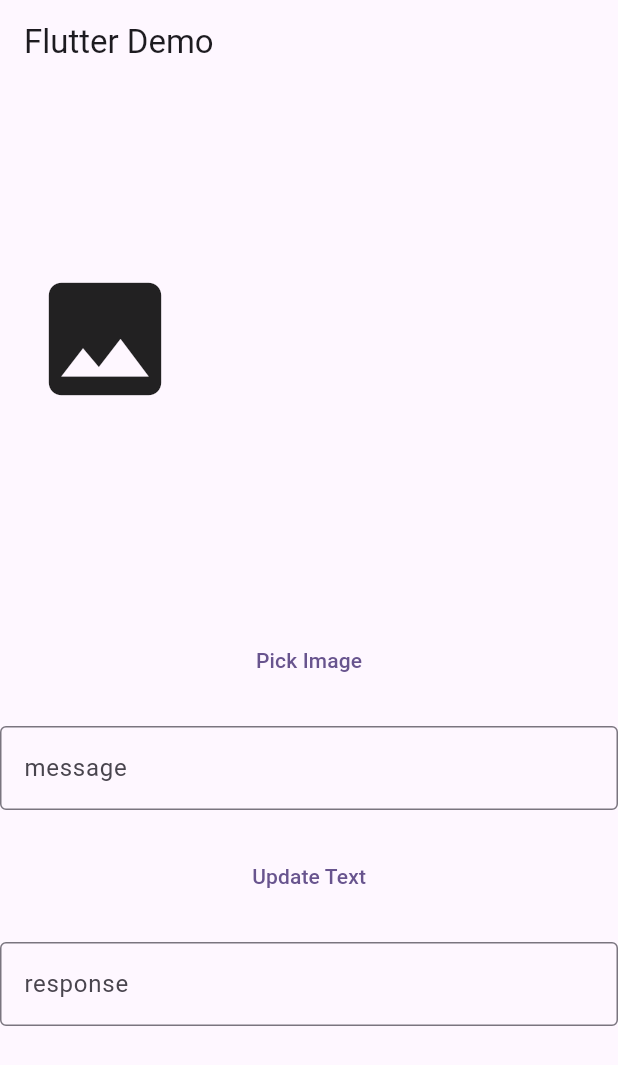
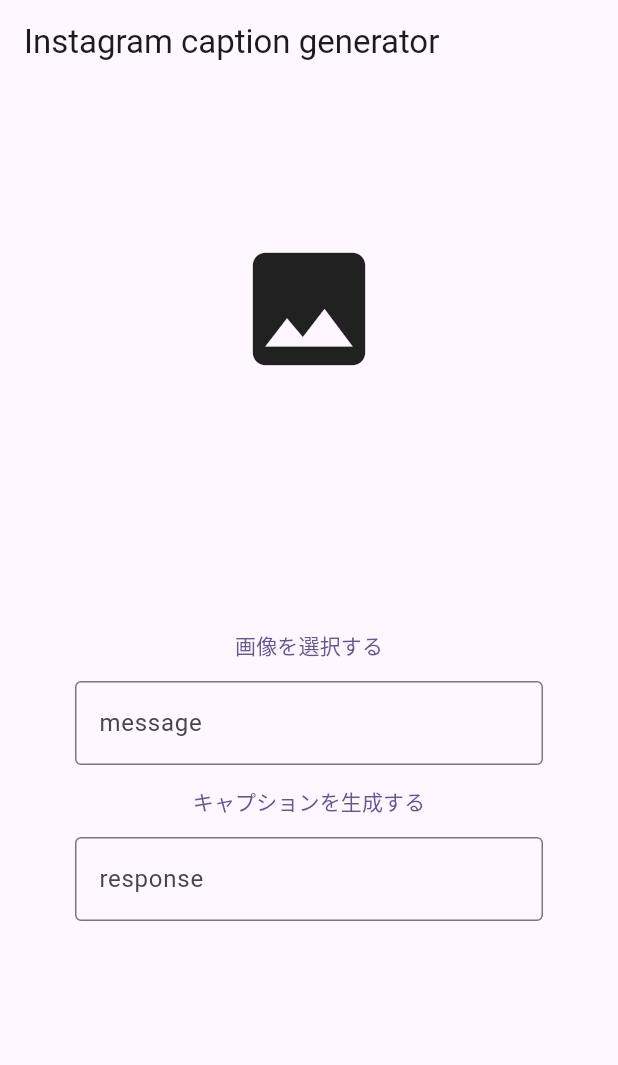
Before and after one commit to Namacha411/instagram_caption_generator, a Flutter app: the screen it shows after launch, on a phone screen of 412 x 824 dp. Shown: the top 1065 px of the screen. Run offline on Flutter 3.47's test engine with Material 3 defaults, Android fonts, the phone set to English and light mode, and no system bars; our stand-ins replace flutter_dotenv, flutter_riverpod, google_generative_ai, image_picker.

Commit message:
[fix] ui

```diff
--- a/lib/home_page.dart
+++ b/lib/home_page.dart
@@ -1,3 +1,5 @@
+import 'dart:io';
+
 import 'package:flutter/material.dart';
 import 'package:flutter_riverpod/flutter_riverpod.dart';
 
@@ -10,7 +12,7 @@
   Widget build(BuildContext context, WidgetRef ref) {
     return Scaffold(
       appBar: AppBar(
-          title: const Text('Flutter Demo'),
+        title: const Text('Instagram caption generator'),
       ),
       body: const SingleChildScrollView(
         child: Column(
@@ -20,33 +22,60 @@
             TextFieldInputWidget(),
           ],
         ),
-        ));
+      ),
+    );
+  }
+}
+
+class ImageTile extends StatelessWidget {
+  final File imageFile;
+
+  const ImageTile({
+    super.key,
+    required this.imageFile,
+  });
+
+  @override
+  Widget build(BuildContext context) {
+    return Container(
+      margin: const EdgeInsets.all(20),
+      child: Image.file(
+        imageFile,
+        fit: BoxFit.cover,
+      ),
+    );
   }
 }
 
 class ImageDisplayWidget extends ConsumerWidget {
   const ImageDisplayWidget({super.key});
 
+  Widget buildImageList(List<File> images) {
+    return Row(
+      mainAxisAlignment: MainAxisAlignment.center,
+      children: images.isNotEmpty
+          ? images.map((e) => ImageTile(imageFile: e)).toList()
+          : [const Icon(Icons.image, size: 100)],
+    );
+  }
+
   @override
   Widget build(BuildContext context, WidgetRef ref) {
     final images = ref.watch(imagePickerProvider);
+    final scrollController = ScrollController();
 
     return Container(
-      margin: const EdgeInsets.all(20),
+      margin: const EdgeInsets.fromLTRB(50, 0, 50, 0),
       child: SizedBox(
         height: 300,
-        child: Row(
-          children: images.isNotEmpty
-              ? images
-                  .map((e) => Container(
-                        margin: const EdgeInsets.all(20),
-                        child: Image.file(
-                          e,
-                          fit: BoxFit.cover,
+        child: Scrollbar(
+          thumbVisibility: true,
+          controller: scrollController,
+          child: SingleChildScrollView(
+            scrollDirection: Axis.horizontal,
+            controller: scrollController,
+            child: buildImageList(images),
           ),
-                      ))
-                  .toList()
-              : [const Icon(Icons.image, size: 100)],
         ),
       ),
     );
@@ -56,15 +85,24 @@
 class TextFieldInputWidget extends ConsumerWidget {
   const TextFieldInputWidget({super.key});
 
+  Future<void> handleCaptionGeneration(WidgetRef ref) async {
+    ref.read(responseControllerStateProvider).text = "Loading...";
+    await getGeminiResponse(
+      ref.read(messageControllerStateProvider).text,
+      ref.read(imagePickerProvider).map((e) => e.readAsBytesSync()).toList(),
+    ).then((response) =>
+        ref.read(responseControllerStateProvider).text = response);
+  }
+
   @override
   Widget build(BuildContext context, WidgetRef ref) {
-    return Column(children: [
-      Container(
-          margin: const EdgeInsets.all(20),
-          child: TextButton(
+    return Container(
+      margin: const EdgeInsets.all(50),
+      child: Column(children: [
+        TextButton(
           onPressed: () => ref.read(imagePickerProvider.notifier).pickImage(),
-            child: const Text('Pick Image'),
-          )),
+          child: const Text('画像を選択する'),
+        ),
         TextField(
           decoration: const InputDecoration(
             border: OutlineInputBorder(),
@@ -72,21 +110,9 @@
           ),
           controller: ref.watch(messageControllerStateProvider),
         ),
-      Container(
-          margin: const EdgeInsets.all(20),
-          child: TextButton(
-              onPressed: () => {
-                    getGeminiResponse(
-                      ref.read(messageControllerStateProvider).text,
-                      ref
-                          .read(imagePickerProvider)
-                          .map((e) => e.readAsBytesSync())
-                          .toList(),
-                    ).then((value) {
-                      ref.read(responseControllerStateProvider).text = value;
-                    })
-                  },
-              child: const Text('Update Text'))),
+        TextButton(
+            onPressed: () => handleCaptionGeneration(ref),
+            child: const Text('キャプションを生成する')),
         TextField(
           keyboardType: TextInputType.multiline,
           maxLines: null,
@@ -95,7 +121,8 @@
             labelText: 'response',
           ),
           controller: ref.watch(responseControllerStateProvider),
-      )
-    ]);
+        ),
+      ]),
+    );
   }
 }
```
Lines whose indentation alone changed are shown as unchanged.
